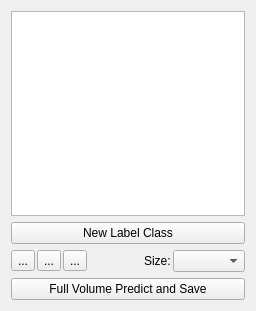
The window that ilastik/applets/pixelClassification/labelingDrawer.ui (ilastik/ilastik) describes before a commit, drawn with Qt 5.
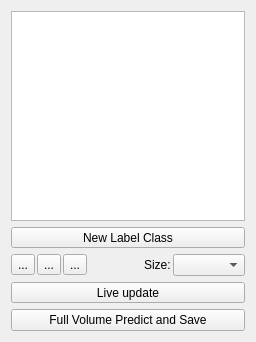
The same window after the commit. Icons and pictures are not drawn. Custom widgets are drawn as their Qt base class.

Commit message:
move "live update button" into drawer, remove "pause" button
This fixes #117.

What changed in the file:
```diff
--- a/ilastik/applets/pixelClassification/labelingDrawer.ui
+++ b/ilastik/applets/pixelClassification/labelingDrawer.ui
@@ -7,7 +7,7 @@
     <x>0</x>
     <y>0</y>
     <width>256</width>
-    <height>311</height>
+    <height>342</height>
    </rect>
   </property>
   <property name="sizePolicy">
@@ -49,13 +49,26 @@
     </widget>
    </item>
    <item>
-    <widget class="QPushButton" name="AddLabelButton">
+    <widget class="QToolButton" name="AddLabelButton">
+     <property name="sizePolicy">
+      <sizepolicy hsizetype="Expanding" vsizetype="Fixed">
+       <horstretch>0</horstretch>
+       <verstretch>0</verstretch>
+      </sizepolicy>
+     </property>
      <property name="styleSheet">
       <string notr="true"/>
      </property>
      <property name="text">
       <string>New Label Class</string>
      </property>
+     <property name="icon">
+      <iconset>
+       <normaloff>../../shell/gui/icons/16x16/actions/list-add.png</normaloff>../../shell/gui/icons/16x16/actions/list-add.png</iconset>
+     </property>
+     <property name="toolButtonStyle">
+      <enum>Qt::ToolButtonTextBesideIcon</enum>
+     </property>
     </widget>
    </item>
    <item>
@@ -125,6 +138,25 @@
      </item>
     </layout>
    </item>
+   <item>
+    <widget class="QToolButton" name="liveUpdateButton">
+     <property name="sizePolicy">
+      <sizepolicy hsizetype="Expanding" vsizetype="Fixed">
+       <horstretch>0</horstretch>
+       <verstretch>0</verstretch>
+      </sizepolicy>
+     </property>
+     <property name="text">
+      <string>Live update</string>
+     </property>
+     <property name="checkable">
+      <bool>true</bool>
+     </property>
+     <property name="toolButtonStyle">
+      <enum>Qt::ToolButtonTextBesideIcon</enum>
+     </property>
+    </widget>
+   </item>
    <item>
     <widget class="QPushButton" name="savePredictionsButton">
      <property name="toolTip">
```
The commit also changes 2 other files.
